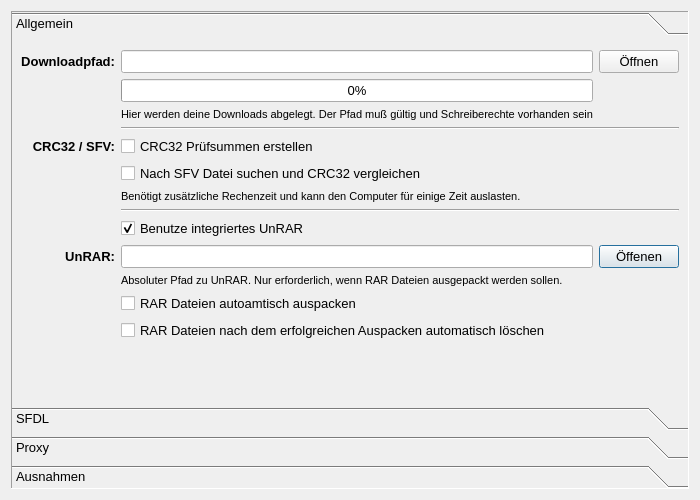
This is settings.ui in DoctorW00/SFDLSaugerPro as Qt 5 draws it before an edit. The edited form follows.
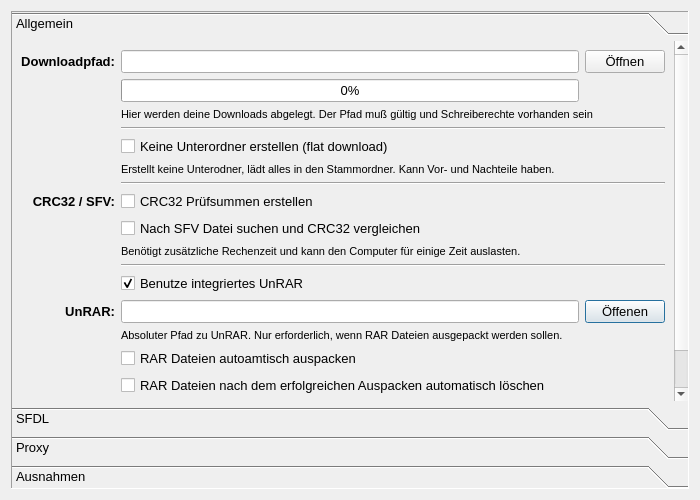
This is the edited form.

```diff
--- a/settings.ui
+++ b/settings.ui
@@ -22,10 +22,10 @@
       </font>
      </property>
      <property name="frameShape">
-      <enum>QFrame::Panel</enum>
+      <enum>QFrame::Shape::Panel</enum>
      </property>
      <property name="frameShadow">
-      <enum>QFrame::Sunken</enum>
+      <enum>QFrame::Shadow::Sunken</enum>
      </property>
      <property name="currentIndex">
       <number>0</number>
@@ -38,92 +38,46 @@
        <rect>
         <x>0</x>
         <y>0</y>
-        <width>663</width>
-        <height>367</height>
+        <width>666</width>
+        <height>430</height>
        </rect>
       </property>
       <attribute name="label">
        <string>Allgemein</string>
       </attribute>
       <layout class="QGridLayout" name="gridLayout_2">
-       <item row="16" column="1">
-        <spacer name="verticalSpacer">
-         <property name="orientation">
-          <enum>Qt::Vertical</enum>
-         </property>
-         <property name="sizeHint" stdset="0">
-          <size>
-           <width>20</width>
-           <height>40</height>
-          </size>
-         </property>
-        </spacer>
-       </item>
-       <item row="9" column="1" colspan="2">
-        <widget class="QLabel" name="label_4">
+       <item row="16" column="0">
+        <widget class="QLabel" name="label_5">
          <property name="font">
           <font>
-           <pointsize>8</pointsize>
+           <pointsize>10</pointsize>
+           <bold>true</bold>
           </font>
          </property>
          <property name="text">
-          <string>Benötigt zusätzliche Rechenzeit und kann den Computer für einige Zeit auslasten.</string>
+          <string>UnRAR:</string>
          </property>
-         <property name="scaledContents">
-          <bool>true</bool>
+         <property name="alignment">
+          <set>Qt::AlignmentFlag::AlignRight|Qt::AlignmentFlag::AlignTrailing|Qt::AlignmentFlag::AlignVCenter</set>
          </property>
-         <property name="wordWrap">
-          <bool>true</bool>
-         </property>
         </widget>
        </item>
-       <item row="10" column="1" colspan="2">
-        <widget class="Line" name="line_2">
-         <property name="orientation">
-          <enum>Qt::Horizontal</enum>
-         </property>
-        </widget>
-       </item>
-       <item row="6" column="1" colspan="2">
-        <widget class="Line" name="line">
-         <property name="orientation">
-          <enum>Qt::Horizontal</enum>
-         </property>
-        </widget>
-       </item>
-       <item row="7" column="1">
-        <widget class="QCheckBox" name="chk_crc32">
-         <property name="text">
-          <string>CRC32 Prüfsummen erstellen</string>
-         </property>
-        </widget>
-       </item>
-       <item row="8" column="1">
+       <item row="12" column="1">
         <widget class="QCheckBox" name="chk_sfv">
          <property name="text">
           <string>Nach SFV Datei suchen und CRC32 vergleichen</string>
          </property>
         </widget>
        </item>
-       <item row="12" column="2">
+       <item row="16" column="2">
         <widget class="QPushButton" name="button_openUnrarPath">
          <property name="text">
           <string>Öffenen</string>
          </property>
         </widget>
        </item>
-       <item row="1" column="1">
-        <widget class="QLineEdit" name="line_openDownloadPath">
-         <property name="frame">
-          <bool>true</bool>
-         </property>
-         <property name="readOnly">
-          <bool>true</bool>
-         </property>
-        </widget>
-       </item>
-       <item row="12" column="0">
-        <widget class="QLabel" name="label_5">
+       <item row="1" column="0">
+        <widget class="QLabel" name="label">
          <property name="font">
           <font>
            <pointsize>10</pointsize>
@@ -131,10 +85,17 @@
           </font>
          </property>
          <property name="text">
-          <string>UnRAR:</string>
+          <string>Downloadpfad:</string>
          </property>
          <property name="alignment">
-          <set>Qt::AlignRight|Qt::AlignTrailing|Qt::AlignVCenter</set>
+          <set>Qt::AlignmentFlag::AlignRight|Qt::AlignmentFlag::AlignTrailing|Qt::AlignmentFlag::AlignVCenter</set>
+         </property>
+        </widget>
+       </item>
+       <item row="19" column="1">
+        <widget class="QCheckBox" name="chk_unrar_del">
+         <property name="text">
+          <string>RAR Dateien nach dem erfolgreichen Auspacken automatisch löschen</string>
          </property>
         </widget>
        </item>
@@ -150,6 +111,32 @@
          </property>
         </widget>
        </item>
+       <item row="14" column="1" colspan="2">
+        <widget class="Line" name="line_2">
+         <property name="orientation">
+          <enum>Qt::Orientation::Horizontal</enum>
+         </property>
+        </widget>
+       </item>
+       <item row="17" column="1">
+        <widget class="QLabel" name="label_16">
+         <property name="font">
+          <font>
+           <pointsize>8</pointsize>
+          </font>
+         </property>
+         <property name="text">
+          <string>Absoluter Pfad zu UnRAR. Nur erforderlich, wenn RAR Dateien ausgepackt werden sollen.</string>
+         </property>
+        </widget>
+       </item>
+       <item row="1" column="2">
+        <widget class="QPushButton" name="button_openDownloadPath">
+         <property name="text">
+          <string>Öffnen</string>
+         </property>
+        </widget>
+       </item>
        <item row="2" column="1">
         <widget class="QProgressBar" name="bar_openDownloadPath">
          <property name="enabled">
@@ -165,67 +152,43 @@
           <bool>false</bool>
          </property>
          <property name="textDirection">
-          <enum>QProgressBar::TopToBottom</enum>
+          <enum>QProgressBar::Direction::TopToBottom</enum>
          </property>
         </widget>
        </item>
-       <item row="13" column="1">
-        <widget class="QLabel" name="label_16">
+       <item row="8" column="1">
+        <widget class="QCheckBox" name="chk_flatDownloads">
+         <property name="text">
+          <string>Keine Unterordner erstellen (flat download)</string>
+         </property>
+        </widget>
+       </item>
+       <item row="13" column="1" colspan="2">
+        <widget class="QLabel" name="label_4">
          <property name="font">
           <font>
            <pointsize>8</pointsize>
           </font>
          </property>
          <property name="text">
-          <string>Absoluter Pfad zu UnRAR. Nur erforderlich, wenn RAR Dateien ausgepackt werden sollen.</string>
+          <string>Benötigt zusätzliche Rechenzeit und kann den Computer für einige Zeit auslasten.</string>
          </property>
-        </widget>
-       </item>
-       <item row="14" column="1">
-        <widget class="QCheckBox" name="chk_unrar">
-         <property name="text">
-          <string>RAR Dateien autoamtisch auspacken</string>
+         <property name="scaledContents">
+          <bool>true</bool>
          </property>
-        </widget>
-       </item>
-       <item row="1" column="0">
-        <widget class="QLabel" name="label">
-         <property name="font">
-          <font>
-           <pointsize>10</pointsize>
-           <bold>true</bold>
-          </font>
+         <property name="wordWrap">
+          <bool>true</bool>
          </property>
-         <property name="text">
-          <string>Downloadpfad:</string>
-         </property>
-         <property name="alignment">
-          <set>Qt::AlignRight|Qt::AlignTrailing|Qt::AlignVCenter</set>
-         </property>
         </widget>
        </item>
-       <item row="15" column="1">
-        <widget class="QCheckBox" name="chk_unrar_del">
-         <property name="text">
-          <string>RAR Dateien nach dem erfolgreichen Auspacken automatisch löschen</string>
-         </property>
-        </widget>
-       </item>
-       <item row="12" column="1">
+       <item row="16" column="1">
         <widget class="QLineEdit" name="line_unrar_path">
          <property name="readOnly">
           <bool>true</bool>
          </property>
         </widget>
        </item>
-       <item row="1" column="2">
-        <widget class="QPushButton" name="button_openDownloadPath">
-         <property name="text">
-          <string>Öffnen</string>
-         </property>
-        </widget>
-       </item>
-       <item row="7" column="0">
+       <item row="11" column="0">
         <widget class="QLabel" name="label_3">
          <property name="font">
           <font>
@@ -237,11 +200,18 @@
           <string>CRC32 / SFV:</string>
          </property>
          <property name="alignment">
-          <set>Qt::AlignRight|Qt::AlignTrailing|Qt::AlignVCenter</set>
+          <set>Qt::AlignmentFlag::AlignRight|Qt::AlignmentFlag::AlignTrailing|Qt::AlignmentFlag::AlignVCenter</set>
          </property>
         </widget>
        </item>
        <item row="11" column="1">
+        <widget class="QCheckBox" name="chk_crc32">
+         <property name="text">
+          <string>CRC32 Prüfsummen erstellen</string>
+         </property>
+        </widget>
+       </item>
+       <item row="15" column="1">
         <widget class="QCheckBox" name="chk_use_internal_unrar">
          <property name="text">
           <string>Benutze integriertes UnRAR</string>
@@ -251,6 +221,62 @@
          </property>
         </widget>
        </item>
+       <item row="1" column="1">
+        <widget class="QLineEdit" name="line_openDownloadPath">
+         <property name="frame">
+          <bool>true</bool>
+         </property>
+         <property name="readOnly">
+          <bool>true</bool>
+         </property>
+        </widget>
+       </item>
+       <item row="6" column="1" colspan="2">
+        <widget class="Line" name="line">
+         <property name="orientation">
+          <enum>Qt::Orientation::Horizontal</enum>
+         </property>
+        </widget>
+       </item>
+       <item row="9" column="1">
+        <widget class="QLabel" name="label_21">
+         <property name="font">
+          <font>
+           <pointsize>8</pointsize>
+          </font>
+         </property>
+         <property name="text">
+          <string>Erstellt keine Unterodner, lädt alles in den Stammordner. Kann Vor- und Nachteile haben.</string>
+         </property>
+        </widget>
+       </item>
+       <item row="20" column="1">
+        <spacer name="verticalSpacer">
+         <property name="orientation">
+          <enum>Qt::Orientation::Vertical</enum>
+         </property>
+         <property name="sizeHint" stdset="0">
+          <size>
+           <width>20</width>
+           <height>40</height>
+          </size>
+         </property>
+        </spacer>
+       </item>
+       <item row="18" column="1">
+        <widget class="QCheckBox" name="chk_unrar">
+         <property name="text">
+          <string>RAR Dateien autoamtisch auspacken</string>
+         </property>
+        </widget>
+       </item>
+       <item row="10" column="1" colspan="2">
+        <widget class="Line" name="line_3">
+         <property name="orientation">
+          <enum>Qt::Orientation::Horizontal</enum>
+         </property>
+        </widget>
+       </item>
       </layout>
      </widget>
      <widget class="QWidget" name="page_2">
@@ -272,14 +298,14 @@
           <string>Passwörter</string>
          </property>
          <property name="alignment">
-          <set>Qt::AlignRight|Qt::AlignTop|Qt::AlignTrailing</set>
+          <set>Qt::AlignmentFlag::AlignRight|Qt::AlignmentFlag::AlignTop|Qt::AlignmentFlag::AlignTrailing</set>
          </property>
         </widget>
        </item>
        <item row="3" column="3">
         <spacer name="verticalSpacer_3">
          <property name="orientation">
-          <enum>Qt::Vertical</enum>
+          <enum>Qt::Orientation::Vertical</enum>
          </property>
          <property name="sizeHint" stdset="0">
           <size>
@@ -295,7 +321,7 @@
           <string>Neues Passwort</string>
          </property>
          <property name="alignment">
-          <set>Qt::AlignRight|Qt::AlignTrailing|Qt::AlignVCenter</set>
+          <set>Qt::AlignmentFlag::AlignRight|Qt::AlignmentFlag::AlignTrailing|Qt::AlignmentFlag::AlignVCenter</set>
          </property>
         </widget>
        </item>
@@ -324,7 +350,7 @@
           </font>
          </property>
          <property name="editTriggers">
-          <set>QAbstractItemView::NoEditTriggers</set>
+          <set>QAbstractItemView::EditTrigger::NoEditTriggers</set>
          </property>
          <property name="showDropIndicator" stdset="0">
           <bool>false</bool>
@@ -343,7 +369,7 @@
           <string>Passwörter:</string>
          </property>
          <property name="alignment">
-          <set>Qt::AlignRight|Qt::AlignTop|Qt::AlignTrailing</set>
+          <set>Qt::AlignmentFlag::AlignRight|Qt::AlignmentFlag::AlignTop|Qt::AlignmentFlag::AlignTrailing</set>
          </property>
         </widget>
        </item>
@@ -382,7 +408,7 @@
          <item row="5" column="2">
           <spacer name="verticalSpacer_2">
            <property name="orientation">
-            <enum>Qt::Vertical</enum>
+            <enum>Qt::Orientation::Vertical</enum>
            </property>
            <property name="sizeHint" stdset="0">
             <size>
@@ -418,7 +444,7 @@
             <string>Host</string>
            </property>
            <property name="alignment">
-            <set>Qt::AlignRight|Qt::AlignTrailing|Qt::AlignVCenter</set>
+            <set>Qt::AlignmentFlag::AlignRight|Qt::AlignmentFlag::AlignTrailing|Qt::AlignmentFlag::AlignVCenter</set>
            </property>
           </widget>
          </item>
@@ -444,7 +470,7 @@
             <string>FTP Proxy:</string>
            </property>
            <property name="alignment">
-            <set>Qt::AlignRight|Qt::AlignTrailing|Qt::AlignVCenter</set>
+            <set>Qt::AlignmentFlag::AlignRight|Qt::AlignmentFlag::AlignTrailing|Qt::AlignmentFlag::AlignVCenter</set>
            </property>
           </widget>
          </item>
@@ -454,7 +480,7 @@
             <string>Port</string>
            </property>
            <property name="alignment">
-            <set>Qt::AlignRight|Qt::AlignTrailing|Qt::AlignVCenter</set>
+            <set>Qt::AlignmentFlag::AlignRight|Qt::AlignmentFlag::AlignTrailing|Qt::AlignmentFlag::AlignVCenter</set>
            </property>
           </widget>
          </item>
@@ -464,7 +490,7 @@
             <string>Benutzer</string>
            </property>
            <property name="alignment">
-            <set>Qt::AlignRight|Qt::AlignTrailing|Qt::AlignVCenter</set>
+            <set>Qt::AlignmentFlag::AlignRight|Qt::AlignmentFlag::AlignTrailing|Qt::AlignmentFlag::AlignVCenter</set>
            </property>
           </widget>
          </item>
@@ -474,7 +500,7 @@
             <string>Passwort</string>
            </property>
            <property name="alignment">
-            <set>Qt::AlignRight|Qt::AlignTrailing|Qt::AlignVCenter</set>
+            <set>Qt::AlignmentFlag::AlignRight|Qt::AlignmentFlag::AlignTrailing|Qt::AlignmentFlag::AlignVCenter</set>
            </property>
           </widget>
          </item>
@@ -533,7 +559,7 @@
           <string>Neue Ausnahme</string>
          </property>
          <property name="alignment">
-          <set>Qt::AlignRight|Qt::AlignTrailing|Qt::AlignVCenter</set>
+          <set>Qt::AlignmentFlag::AlignRight|Qt::AlignmentFlag::AlignTrailing|Qt::AlignmentFlag::AlignVCenter</set>
          </property>
         </widget>
        </item>
@@ -543,7 +569,7 @@
           <string>Ausnahmen</string>
          </property>
          <property name="alignment">
-          <set>Qt::AlignRight|Qt::AlignTop|Qt::AlignTrailing</set>
+          <set>Qt::AlignmentFlag::AlignRight|Qt::AlignmentFlag::AlignTop|Qt::AlignmentFlag::AlignTrailing</set>
          </property>
         </widget>
        </item>
@@ -559,7 +585,7 @@
           <string>Ausnahmen:</string>
          </property>
          <property name="alignment">
-          <set>Qt::AlignLeading|Qt::AlignLeft|Qt::AlignTop</set>
+          <set>Qt::AlignmentFlag::AlignLeading|Qt::AlignmentFlag::AlignLeft|Qt::AlignmentFlag::AlignTop</set>
          </property>
         </widget>
        </item>
@@ -576,7 +602,7 @@
        <item row="3" column="3">
         <spacer name="verticalSpacer_4">
          <property name="orientation">
-          <enum>Qt::Vertical</enum>
+          <enum>Qt::Orientation::Vertical</enum>
          </property>
          <property name="sizeHint" stdset="0">
           <size>
@@ -592,7 +618,7 @@
           <string>Hier können Ausnahmen definiert werden, die vom Download ausgeschlossen werden. Es wird anhand eines regulären Ausdrucks (RegExp) geprüft, ob die Datei in der Downloadliste eine Übereinstimmung hat. Dies ist ausdrücklich NICHT auf Dateiendungen beschränkt!</string>
          </property>
          <property name="alignment">
-          <set>Qt::AlignLeading|Qt::AlignLeft|Qt::AlignTop</set>
+          <set>Qt::AlignmentFlag::AlignLeading|Qt::AlignmentFlag::AlignLeft|Qt::AlignmentFlag::AlignTop</set>
          </property>
          <property name="wordWrap">
           <bool>true</bool>
```
